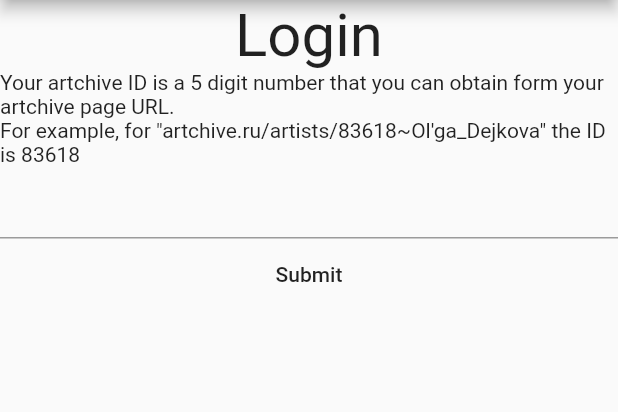
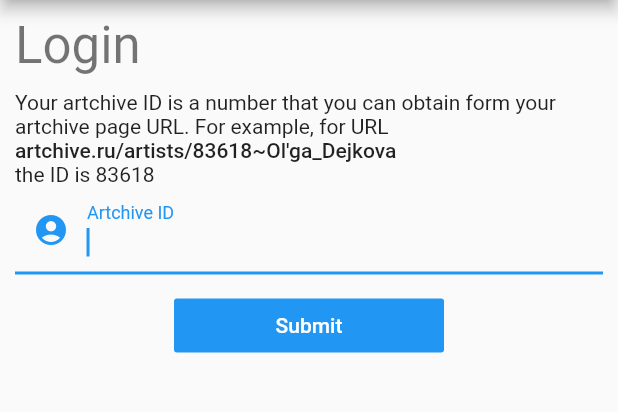
Before and after one commit to Gibitop/Art-catalog, a Flutter app: the screen it shows after launch, on a phone screen of 412 x 824 dp, the part 84-496 px from its top. Run offline on Flutter 3.47's test engine with Material 2 defaults, Android fonts, the phone set to English and light mode, and no system bars; generated files the repository leaves out were written again.

Commit message:
Login screen designed

```diff
--- a/lib/login.dart
+++ b/lib/login.dart
@@ -1,5 +1,6 @@
 import 'package:flutter/material.dart';
 import 'package:flutter/rendering.dart';
+import 'package:flutter/widgets.dart';
 
 class Login extends StatelessWidget {
   final String title;
@@ -27,31 +28,55 @@ class Login extends StatelessWidget {
           title: Text(title),
           automaticallyImplyLeading: !mustLogin,
         ),
-        body: Column(
+        body: Padding(
+          padding: const EdgeInsets.all(10),
+          child: Column(
+            crossAxisAlignment: CrossAxisAlignment.start,
             children: <Widget>[
               Text(
                 'Login',
-              textAlign: TextAlign.right,
-              style: TextStyle(
-                fontSize: 40,
+                style: Theme.of(context).textTheme.display1,
               ),
+              SizedBox(height: 10),
+              Text(
+                'Your artchive ID is a number that you can obtain form your artchive page URL. For example, for URL',
+                style: Theme.of(context).textTheme.body1,
+                textAlign: TextAlign.left,
               ),
-            Text(
-                'Your artchive ID is a 5 digit number that you can obtain form your artchive page URL.\nFor example, for "artchive.ru/artists/83618~Ol\'ga_Dejkova" the ID is 83618'),
+              Text('artchive.ru/artists/83618~Ol\'ga_Dejkova',
+                  style: Theme.of(context).textTheme.body2,
+                  textAlign: TextAlign.left),
+              Text('the ID is 83618',
+                  style: Theme.of(context).textTheme.body1,
+                  textAlign: TextAlign.left),
               Builder(
                 builder: (context) => TextField(
+                  autofocus: true,
+                  autocorrect: false,
+                  decoration: InputDecoration(
+                      prefixIcon: Icon(Icons.account_circle),
+                      labelText: 'Artchive ID'),
                   onChanged: (id) {
                     newID = id;
                   },
                   onSubmitted: (text) => _onSubmit(newID, context),
                 ),
               ),
-            Builder(
+              Center(
+                child: Container(
+                  width: 200,
+                  padding: EdgeInsets.all(10),
+                  child: Builder(
                       builder: (context) => FlatButton(
                             onPressed: () => _onSubmit(newID, context),
                             child: Text('Submit'),
-                    ))
+                            textTheme: ButtonTextTheme.primary,
+                            color: Theme.of(context).accentColor,
+                          )),
+                ),
+              )
             ],
+          ),
         ),
       ),
     );
```
Lines whose indentation alone changed are shown as unchanged.
